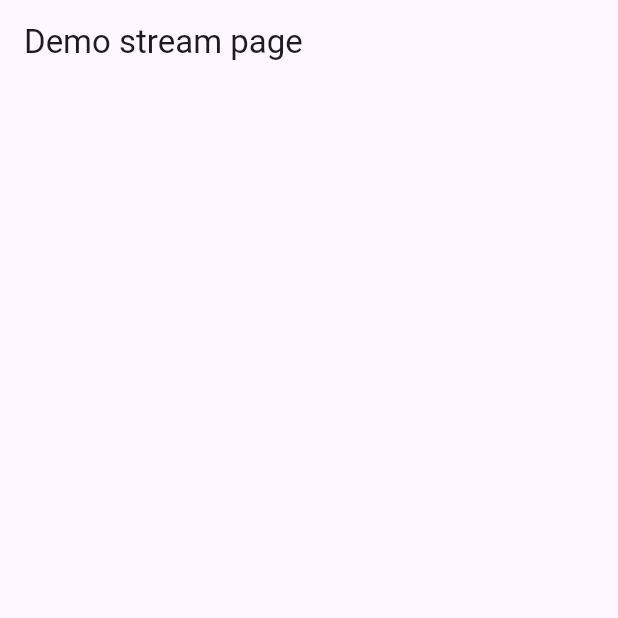
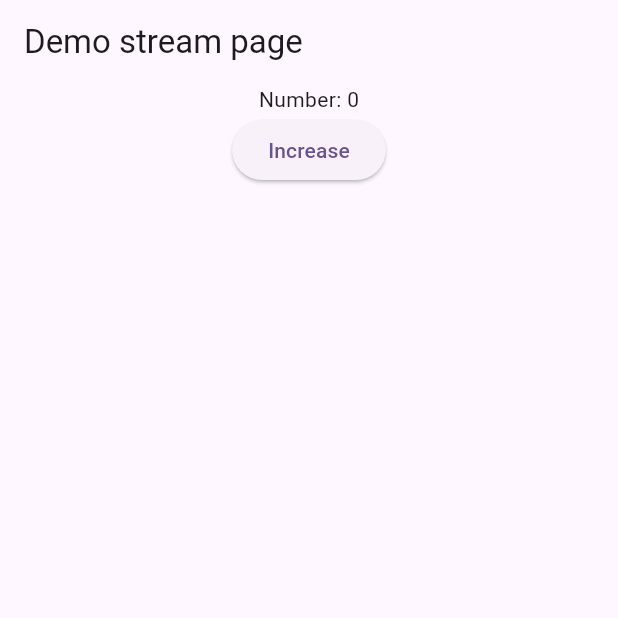
Before and after one commit to phamtanphat/stream16032024, a Flutter app: the screen it shows after launch, on a phone screen of 412 x 824 dp, the top half of it. Run offline on Flutter 3.47's test engine with Material 3 defaults, Android fonts, the phone set to English and light mode, and no system bars.

Commit message:
streambuilder

```diff
--- a/lib/demo_stream_page.dart
+++ b/lib/demo_stream_page.dart
@@ -1,6 +1,7 @@
 import 'dart:async';
 import 'dart:math';
 
+import 'package:flutter/cupertino.dart';
 import 'package:flutter/material.dart';
 
 class DemoStreamPage extends StatefulWidget {
@@ -11,10 +12,13 @@ class DemoStreamPage extends StatefulWidget {
 }
 
 class _DemoStreamPageState extends State<DemoStreamPage> {
+  StreamController<int> controller = StreamController();
+  int number = 0;
 
   @override
   void didChangeDependencies() {
     super.didChangeDependencies();
+    controller.sink.add(number);
     // 1: Dung formFuture
     // Stream<int> streamNumber = Stream.fromFuture(Future.value(10));
 
@@ -30,28 +34,45 @@ class _DemoStreamPageState extends State<DemoStreamPage> {
     //   print(event);
     // });
 
-    StreamController<int> streamNumberController = StreamController();
-
-    StreamTransformer<int, int> streamTransformer = StreamTransformer.fromHandlers(handleData: (data, sink) {
-      sink.add(data * 2);
-    });
-
-    streamNumberController.stream.transform(streamTransformer).listen((event) {
-      print(event);
-    });
-
-    Future.delayed(Duration(seconds: 2), () {
-      streamNumberController.sink.add(10);
-    });
+    // StreamController<int> streamNumberController = StreamController();
+    //
+    // StreamTransformer<int, int> streamTransformer = StreamTransformer.fromHandlers(handleData: (data, sink) {
+    //   sink.add(data * 2);
+    // });
+    //
+    // streamNumberController.stream.transform(streamTransformer).listen((event) {
+    //   print(event);
+    // });
+    //
+    // Future.delayed(Duration(seconds: 2), () {
+    //   streamNumberController.sink.add(10);
+    // });
   }
 
   @override
   Widget build(BuildContext context) {
+    print("Build");
     return Scaffold(
       appBar: AppBar(
         title: Text("Demo stream page"),
       ),
-      body: Container(),
+      body: Container(
+        child: Center(
+          child: Column(
+            children: [
+              StreamBuilder<int>(
+                stream: controller.stream,
+                builder: (BuildContext context, AsyncSnapshot<int> snapshot) {
+                  return Text("Number: ${snapshot.data}");
+                },
+              ),
+              ElevatedButton(onPressed: () {
+                 controller.sink.add(number++);
+              }, child: Text("Increase"))
+            ],
+          ),
+        ),
+      ),
     );
   }
 }
```
